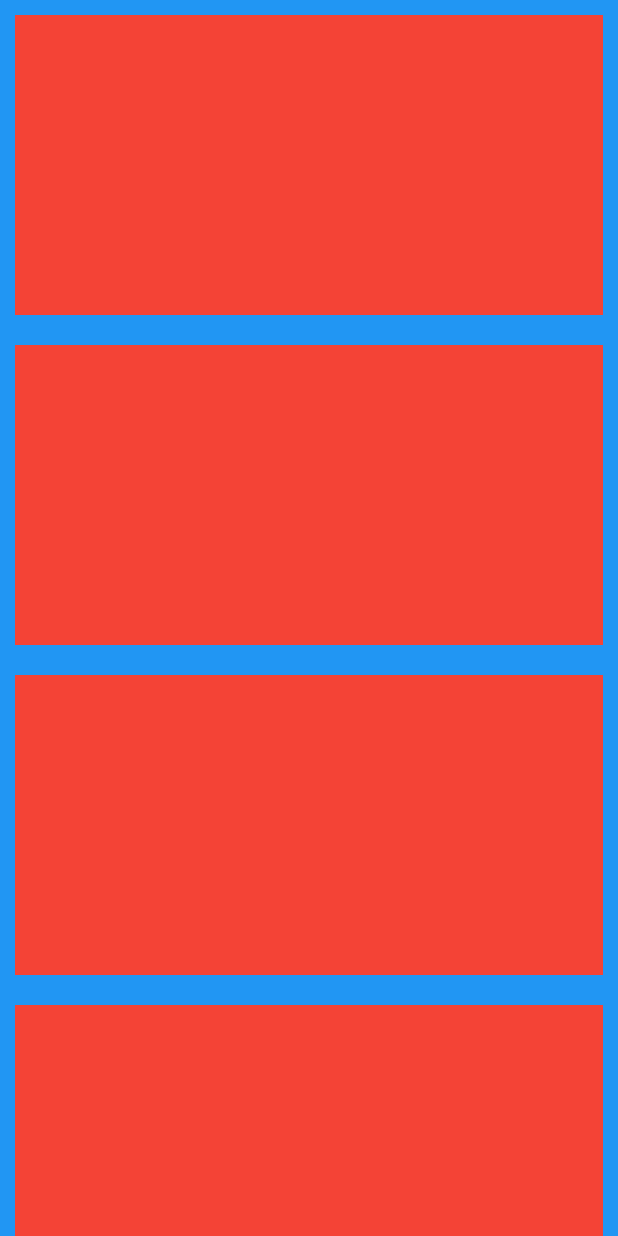
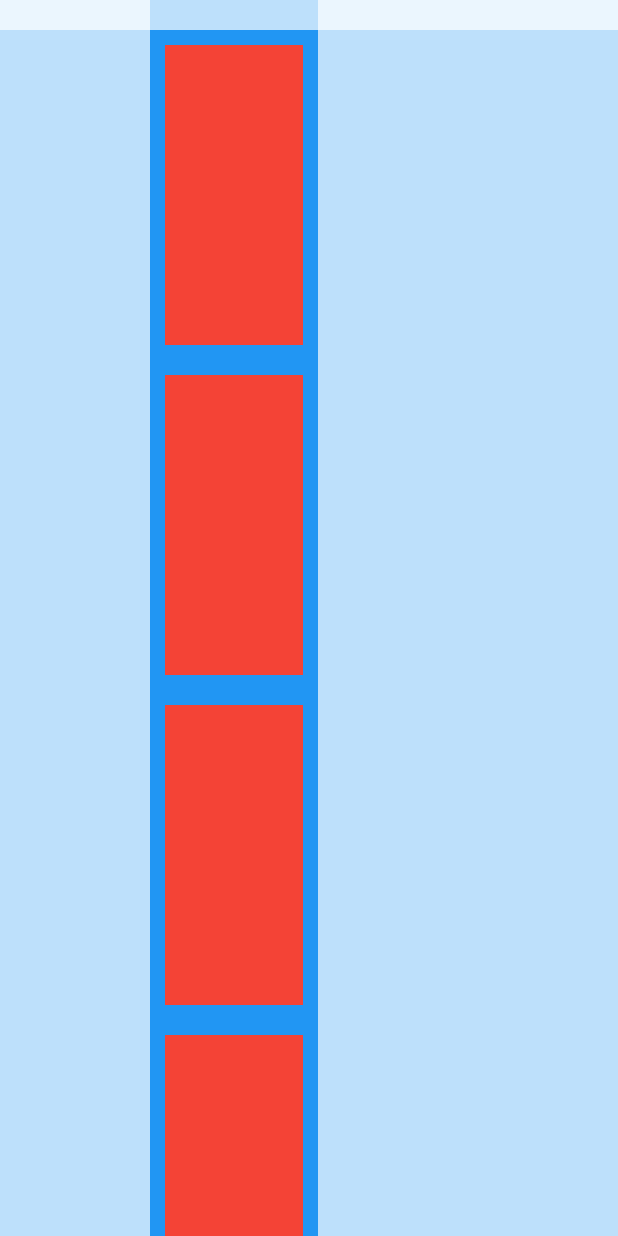
Before and after one commit to ejprok/colorful_safe_area, a Flutter app: the screen it shows after launch, on a phone screen of 412 x 824 dp. Run offline on Flutter 3.47's test engine with Material 2 defaults, Android fonts, the phone set to English and light mode, and no system bars.

Commit message:
Implement minimum EdgeInsets
- If transparent, colors still overlap

```diff
--- a/example/lib/main.dart
+++ b/example/lib/main.dart
@@ -22,7 +22,8 @@ class MyHomePage extends StatelessWidget {
         backgroundColor: Colors.blue,
         body: ColorfulSafeArea(
           // allowOverflow: true,
-          bottom: false,
+          // bottom: false,
+          minimum: EdgeInsets.only(top: 20, left: 100, right: 200),
           color: Colors.white.withOpacity(0.7),
           child: ListView.builder(
             itemBuilder: (context, index) {
--- a/lib/colorful_safe_area.dart
+++ b/lib/colorful_safe_area.dart
@@ -1,4 +1,6 @@
 library colorful_safe_area;
+
+import 'dart:math';
 
 import 'package:flutter/material.dart';
 
@@ -54,6 +56,7 @@ class ColorfulSafeArea extends StatelessWidget {
           color: color,
           top: top,
           bottom: bottom,
+          minimum: minimum,
         ),
         _LeftAndRight(
           color: color,
@@ -61,6 +64,7 @@ class ColorfulSafeArea extends StatelessWidget {
           top: top,
           right: right,
           bottom: bottom,
+          minimum: minimum,
         ),
       ],
     );
@@ -73,11 +77,13 @@ class _TopAndBottom extends StatelessWidget {
     @required this.color,
     @required this.top,
     @required this.bottom,
+    @required this.minimum,
   }) : super(key: key);
 
   final Color color;
   final bool top;
   final bool bottom;
+  final EdgeInsets minimum;
 
   @override
   Widget build(BuildContext context) {
@@ -90,7 +96,7 @@ class _TopAndBottom extends StatelessWidget {
         children: <Widget>[
           (top)
               ? Container(
-                  height: padding.top,
+                  height: max(padding.top, minimum.top),
                   color: color,
                 )
               : Container(
@@ -105,7 +111,7 @@ class _TopAndBottom extends StatelessWidget {
           ),
           (bottom)
               ? Container(
-                  height: padding.bottom,
+                  height: max(padding.bottom, minimum.bottom),
                   color: color,
                 )
               : Container(
@@ -126,6 +132,7 @@ class _LeftAndRight extends StatelessWidget {
     @required this.top,
     @required this.right,
     @required this.bottom,
+    @required this.minimum,
   }) : super(key: key);
 
   final Color color;
@@ -133,6 +140,7 @@ class _LeftAndRight extends StatelessWidget {
   final bool top;
   final bool right;
   final bool bottom;
+  final EdgeInsets minimum;
 
   @override
   Widget build(BuildContext context) {
@@ -147,14 +155,14 @@ class _LeftAndRight extends StatelessWidget {
               ? Column(
                   children: <Widget>[
                     Container(
-                      width: padding.left,
+                      width: max(padding.left, minimum.left),
                       height: (top)
                           ? MediaQuery.of(context).size.height / 2 - padding.top
                           : MediaQuery.of(context).size.height / 2,
                       color: color,
                     ),
                     Container(
-                      width: padding.left,
+                      width: max(padding.left, minimum.left),
                       height: (bottom)
                           ? MediaQuery.of(context).size.height / 2 -
                               padding.bottom
@@ -177,14 +185,14 @@ class _LeftAndRight extends StatelessWidget {
               ? Column(
                   children: <Widget>[
                     Container(
-                      width: padding.right,
+                      width: max(padding.right, minimum.right),
                       height: (top)
                           ? MediaQuery.of(context).size.height / 2 - padding.top
                           : MediaQuery.of(context).size.height / 2,
                       color: color,
                     ),
                     Container(
-                      width: padding.right,
+                      width: max(padding.right, minimum.right),
                       height: (bottom)
                           ? MediaQuery.of(context).size.height / 2 -
                               padding.bottom
```
